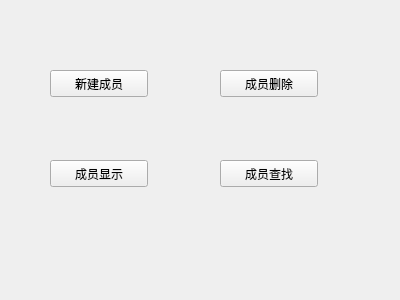
Before: the Qt Designer form Company/secondwindow.ui in 422313468/mycpp, drawn with Qt 5.
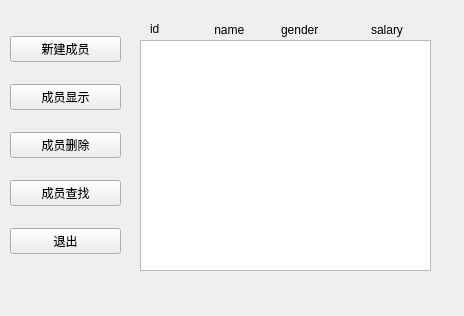
After: the same form once the commit is applied.

```diff
--- a/Company/secondwindow.ui
+++ b/Company/secondwindow.ui
@@ -6,63 +6,120 @@
    <rect>
     <x>0</x>
     <y>0</y>
-    <width>400</width>
-    <height>300</height>
+    <width>464</width>
+    <height>316</height>
    </rect>
   </property>
   <property name="windowTitle">
    <string>Form</string>
   </property>
-  <widget class="QPushButton" name="createusr">
+  <widget class="QWidget" name="layoutWidget">
    <property name="geometry">
     <rect>
-     <x>50</x>
-     <y>70</y>
-     <width>98</width>
-     <height>27</height>
+     <x>10</x>
+     <y>20</y>
+     <width>111</width>
+     <height>251</height>
     </rect>
    </property>
+   <layout class="QVBoxLayout" name="verticalLayout">
+    <item>
+     <widget class="QPushButton" name="createusr">
+      <property name="text">
+       <string>新建成员</string>
+      </property>
+     </widget>
+    </item>
+    <item>
+     <widget class="QPushButton" name="showusr">
+      <property name="text">
+       <string>成员显示</string>
+      </property>
+     </widget>
+    </item>
+    <item>
+     <widget class="QPushButton" name="deleteusr">
+      <property name="text">
+       <string>成员删除</string>
+      </property>
+     </widget>
+    </item>
+    <item>
+     <widget class="QPushButton" name="findusr">
+      <property name="text">
+       <string>成员查找</string>
+      </property>
+     </widget>
+    </item>
+    <item>
+     <widget class="QPushButton" name="pushButton">
+      <property name="text">
+       <string>退出</string>
+      </property>
+     </widget>
+    </item>
+   </layout>
+  </widget>
+  <widget class="QTextEdit" name="memberEdit">
+   <property name="geometry">
+    <rect>
+     <x>140</x>
+     <y>40</y>
+     <width>291</width>
+     <height>231</height>
+    </rect>
+   </property>
+  </widget>
+  <widget class="QLabel" name="label">
+   <property name="geometry">
+    <rect>
+     <x>201</x>
+     <y>21</y>
+     <width>51</width>
+     <height>17</height>
+    </rect>
+   </property>
    <property name="text">
-    <string>新建成员</string>
+    <string>    name</string>
    </property>
   </widget>
-  <widget class="QPushButton" name="showusr">
+  <widget class="QLabel" name="label_3">
    <property name="geometry">
     <rect>
-     <x>50</x>
-     <y>160</y>
-     <width>98</width>
-     <height>27</height>
+     <x>150</x>
+     <y>20</y>
+     <width>31</width>
+     <height>17</height>
     </rect>
    </property>
    <property name="text">
-    <string>成员显示</string>
+    <string>id</string>
    </property>
   </widget>
-  <widget class="QPushButton" name="findusr">
+  <widget class="QLabel" name="label_5">
    <property name="geometry">
     <rect>
-     <x>220</x>
-     <y>160</y>
-     <width>98</width>
-     <height>27</height>
+     <x>281</x>
+     <y>21</y>
+     <width>49</width>
+     <height>17</height>
     </rect>
    </property>
    <property name="text">
-    <string>成员查找</string>
+    <string>gender</string>
    </property>
   </widget>
-  <widget class="QPushButton" name="deleteusr">
+  <widget class="QLabel" name="label_4">
    <property name="geometry">
     <rect>
-     <x>220</x>
-     <y>70</y>
-     <width>98</width>
-     <height>27</height>
+     <x>371</x>
+     <y>21</y>
+     <width>41</width>
+     <height>17</height>
     </rect>
    </property>
    <property name="text">
-    <string>成员删除</string>
+    <string>salary</string>
    </property>
   </widget>
  </widget>
```
Left out of the diff: 19 changed lines with no effect on the pictures.
